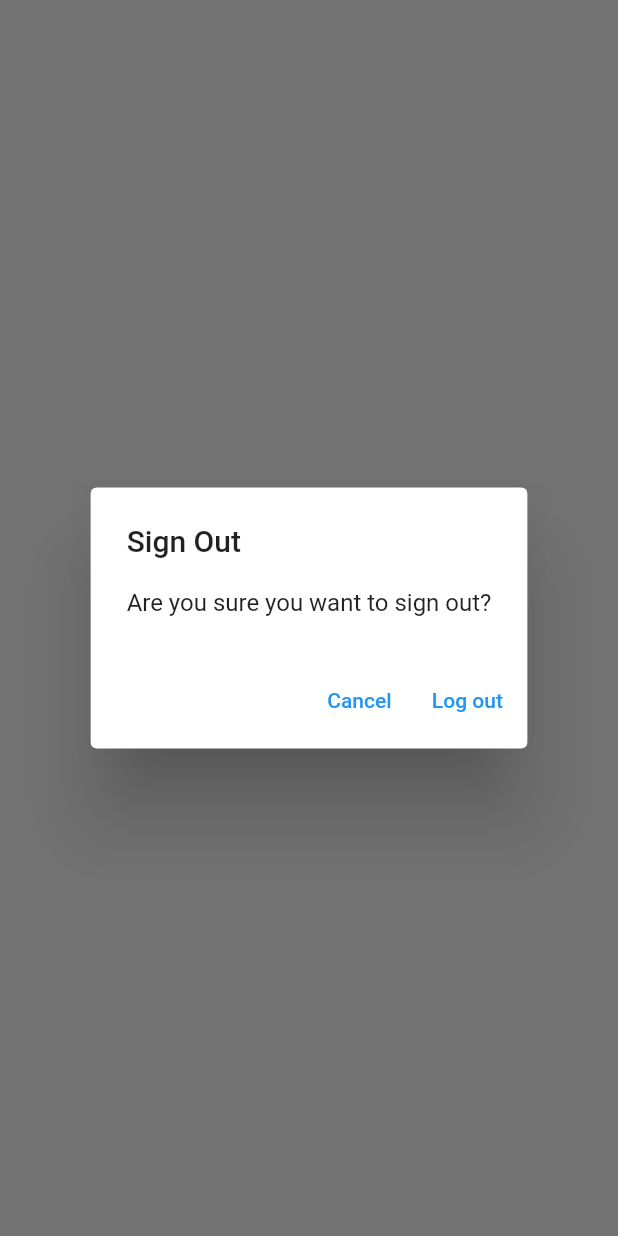
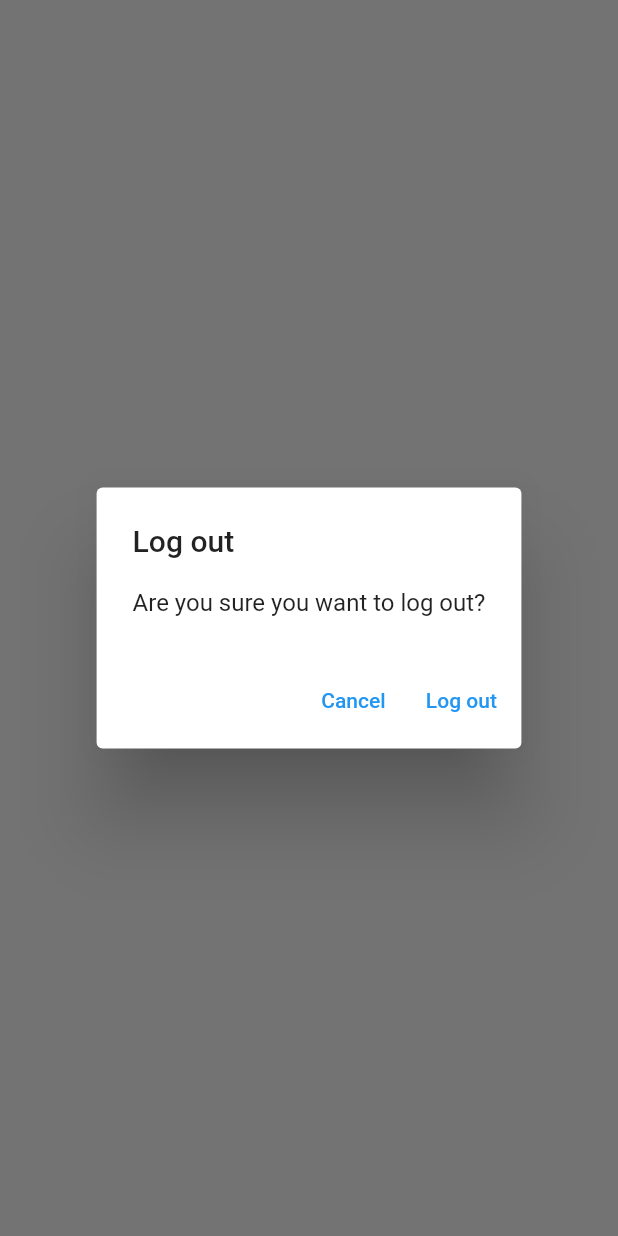
Before and after one commit to Arko-d/My-Notes, a Flutter app: what showLogOutDialog() shows on an empty page, opened directly, on a phone screen of 412 x 824 dp. Run offline on Flutter 3.47's test engine with Material 2 defaults, Android fonts, the phone set to English and light mode, and no system bars; our stand-ins replace firebase_auth, firebase_core, sqflite; accounts and stored records are empty; network calls fail.

Commit message:
Added dialogs and delete functionality

```diff
--- /dev/null
+++ b/lib/utilities/dialogs/generic_dialog.dart
@@ -0,0 +1,34 @@
+import 'package:flutter/material.dart';
+
+typedef DialogOptionBuilder<T> = Map<String, T?> Function();
+
+Future<T?> showGenericDialog<T>({
+  required BuildContext context,
+  required String title,
+  required String content,
+  required DialogOptionBuilder optionsBuilder,
+}) {
+  final options = optionsBuilder();
+  return showDialog<T>(
+    context: context,
+    builder: (context) {
+      return AlertDialog(
+        title: Text(title),
+        content: Text(content),
+        actions: options.keys.map((optionTitle) {
+          final value = options[optionTitle];
+          return TextButton(
+            onPressed: () {
+              if (value != null) {
+                Navigator.of(context).pop(value);
+              } else {
+                Navigator.of(context).pop();
+              }
+            },
+            child: Text(optionTitle),
+          );
+        }).toList(),
+      );
+    },
+  );
+}
--- /dev/null
+++ b/lib/utilities/dialogs/logout_dialog.dart
@@ -0,0 +1,13 @@
+import 'package:flutter/material.dart';
+import 'package:mynotes/utilities/dialogs/generic_dialog.dart';
+
+Future<bool> showLogOutDialog(BuildContext context) {
+  return showGenericDialog(
+    context: context,
+    title: 'Log out',
+    content: 'Are you sure you want to log out?',
+    optionsBuilder: () => {'Cancel': false, 'Log out': true},
+  ).then(
+    (value) => value ?? false,
+  );
+}
--- a/lib/views/notes/notes_view.dart
+++ b/lib/views/notes/notes_view.dart
@@ -1,6 +1,8 @@
 import 'package:flutter/material.dart';
 import 'package:mynotes/services/auth/auth_service.dart';
 import 'package:mynotes/services/crud/notes_service.dart';
+import 'package:mynotes/utilities/dialogs/logout_dialog.dart';
+import 'package:mynotes/views/notes/notes_list_view.dart';
 import '../../constants/routes.dart';
 import '../../enums/menu_action.dart';
 
@@ -39,10 +41,12 @@ class _NotesViewState extends State<NotesView> {
                   final shouldLogout = await showLogOutDialog(context);
                   if (shouldLogout) {
                     await AuthService.firebase().logOut();
-                    Navigator.of(context).pushNamedAndRemoveUntil(
-                      loginRoute,
-                      (_) => false,
-                    );
+                    if (mounted) {
+                      Navigator.of(context).pushNamedAndRemoveUntil(
+                        loginRoute,
+                        (_) => false,
+                      );
+                    }
                   }
               }
             },
@@ -73,18 +77,10 @@ class _NotesViewState extends State<NotesView> {
                     case ConnectionState.active:
                       if (snapshot.hasData) {
                         final allNotes = snapshot.data as List<DatabaseNote>;
-                        return ListView.builder(
-                          itemCount: allNotes.length,
-                          itemBuilder: (context, index) {
-                            final note = allNotes[index];
-                            return ListTile(
-                              title: Text(
-                                note.text,
-                                maxLines: 1,
-                                softWrap: true,
-                                overflow: TextOverflow.ellipsis,
-                              ),
-                            );
+                        return NotesListView(
+                          notes: allNotes,
+                          onDeleteNote: (note) async {
+                            await _notesService.deleteNote(id: note.pkNoteId);
                           },
                         );
                       } else {
@@ -103,28 +99,3 @@ class _NotesViewState extends State<NotesView> {
     );
   }
 }
-
-Future<bool> showLogOutDialog(BuildContext context) {
-  return showDialog(
-    context: context,
-    builder: (context) {
-      return AlertDialog(
-          title: const Text('Sign Out'),
-          content: const Text('Are you sure you want to sign out?'),
-          actions: [
-            TextButton(
-              onPressed: () {
-                Navigator.of(context).pop(false);
-              },
-              child: const Text('Cancel'),
-            ),
-            TextButton(
-              onPressed: () {
-                Navigator.of(context).pop(true);
-              },
-              child: const Text('Log out'),
-            )
-          ]);
-    },
-  ).then((value) => value ?? false); //the then function handles null
-}
--- a/lib/views/register_view.dart
+++ b/lib/views/register_view.dart
@@ -2,8 +2,7 @@ import 'package:flutter/material.dart';
 import 'package:mynotes/constants/routes.dart';
 import 'package:mynotes/services/auth/auth_exceptions.dart';
 import 'package:mynotes/services/auth/auth_service.dart';
-import 'dart:developer' as devtools show log;
-import 'login_view.dart';
+import 'package:mynotes/utilities/dialogs/error_dialog.dart';
 
 class RegisterView extends StatefulWidget {
   const RegisterView({super.key});
```
Also changed, not shown: lib/services/crud/notes_service.dart (+10 -5 lines), lib/utilities/dialogs/delete_dialog.dart (added, +13 -0 lines), lib/utilities/dialogs/error_dialog.dart (added, +16 -0 lines), lib/views/login_view.dart (+1 -24 lines), lib/views/notes/notes_list_view.dart (added, +42 -0 lines).
